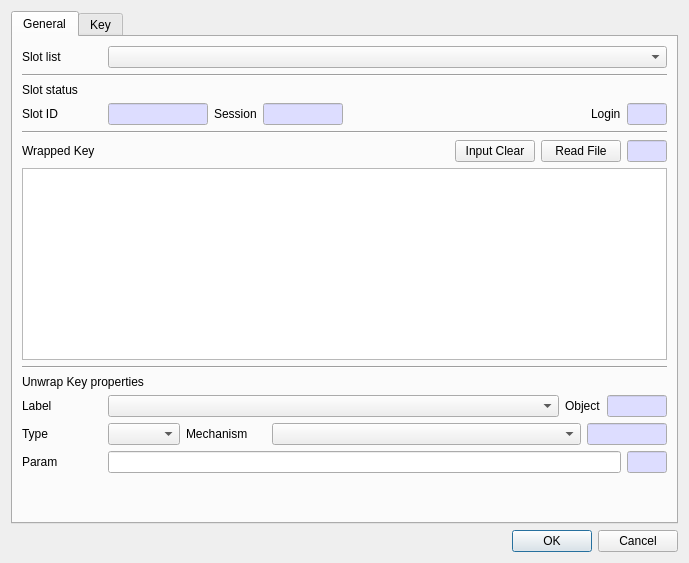
First picture: the form in CryptokiMan/unwrap_key_dlg.ui, repository jykim74/CryptokiMan, before the edit.
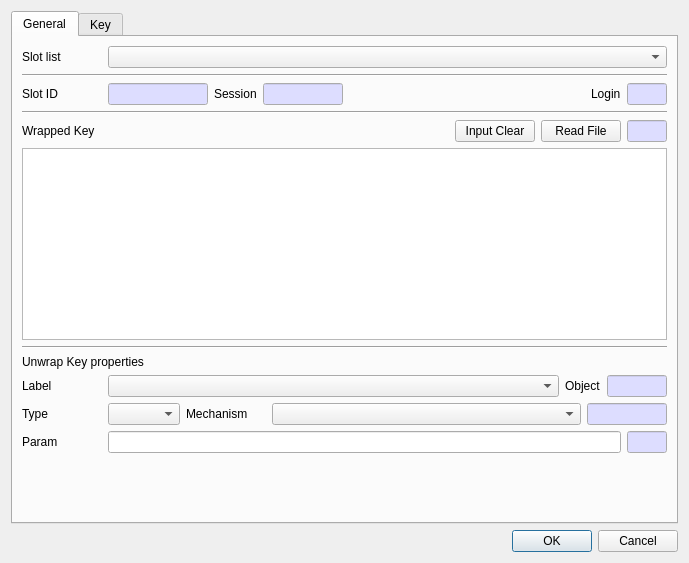
Second picture: the form after the edit. The open tabs and pages were chosen to show the change.

Patch:
```diff
--- a/CryptokiMan/unwrap_key_dlg.ui
+++ b/CryptokiMan/unwrap_key_dlg.ui
@@ -61,13 +61,6 @@
          </property>
         </widget>
        </item>
-       <item>
-        <widget class="QLabel" name="label_2">
-         <property name="text">
-          <string>Slot status</string>
-         </property>
-        </widget>
-       </item>
        <item>
         <layout class="QGridLayout" name="gridLayout_3">
          <property name="topMargin">
```
Left out of the diff: 2 changed lines with no effect on the pictures.
